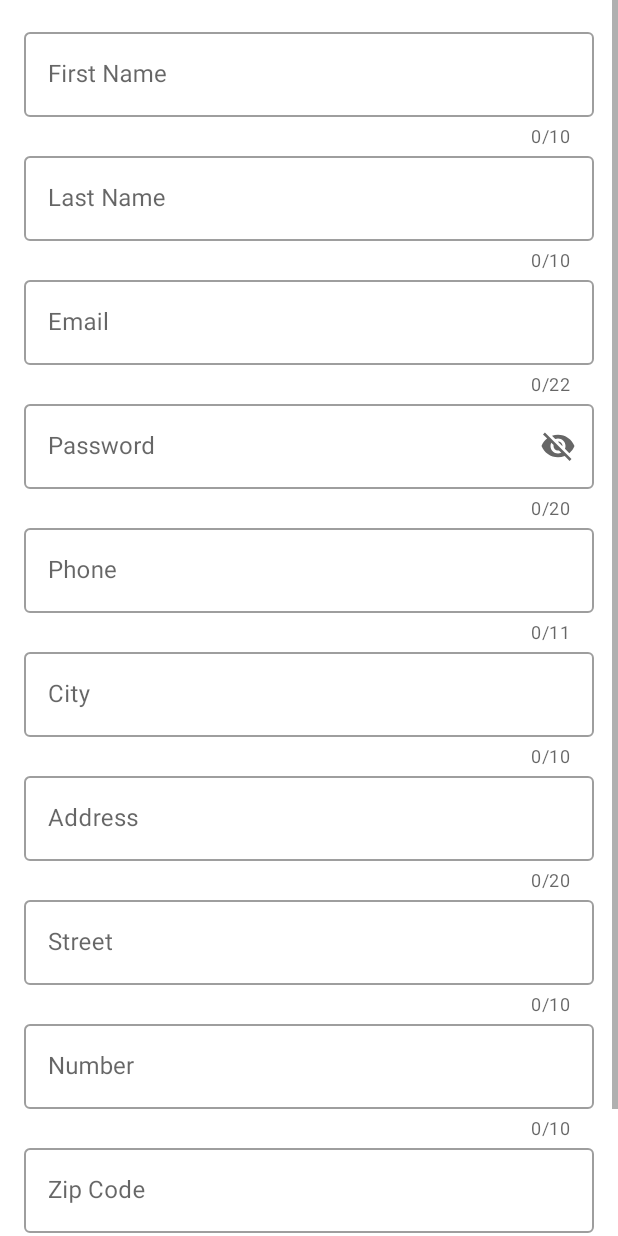
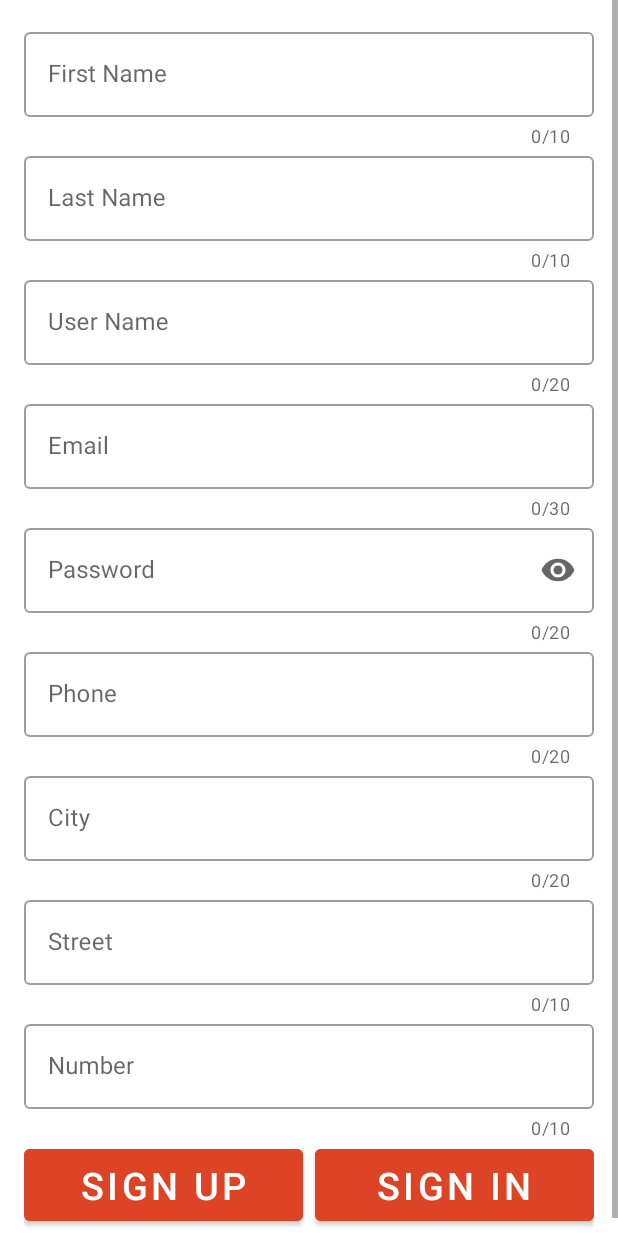
Before and after one commit to Ayaabed22/Store-Application, an Android app: the SignupFragment screen opened through its navigation route, on a phone screen of 412 x 824 dp. Run offline under Robolectric (Android 15) with nearby library versions, the phone set to English and light mode, and no system bars; our stand-ins replace data binding.

Commit message:
MAP-42 updating sign up design integration API

```diff
--- a/app/src/main/java/com/example/storeapplication/FakeStoreAPI.kt
+++ b/app/src/main/java/com/example/storeapplication/FakeStoreAPI.kt
@@ -3,7 +3,7 @@ package com.example.storeapplication
 import com.example.storeapplication.login.LoginRequest
 import com.example.storeapplication.login.LoginResponse
 import com.example.storeapplication.signUp.SignUpRequest
-import com.example.storeapplication.signUp.SignUpResponse
+import com.example.storeapplication.signUp.data.SignUpResponse
 import retrofit2.Call
 import retrofit2.http.Body
 import retrofit2.http.GET
--- /dev/null
+++ b/app/src/main/java/com/example/storeapplication/signUp/data/SignUpResponse.kt
@@ -0,0 +1,5 @@
+package com.example.storeapplication.signUp.data
+
+data class SignUpResponse(
+    var id: Int? = null
+)
--- a/app/src/main/res/layout/fragment_signup.xml
+++ b/app/src/main/res/layout/fragment_signup.xml
@@ -2,7 +2,6 @@
 <layout xmlns:android="http://schemas.android.com/apk/res/android"
     xmlns:tools="http://schemas.android.com/tools"
     xmlns:app="http://schemas.android.com/apk/res-auto">
-
     <data>
 
     </data>
@@ -10,7 +9,7 @@
     <ScrollView
         android:layout_width="match_parent"
         android:layout_height="match_parent"
-        tools:context=".SignupFragment">
+        tools:context=".signUp.ui.SignupFragment">
 
         <androidx.constraintlayout.widget.ConstraintLayout
             android:layout_width="match_parent"
@@ -19,7 +18,7 @@
 
             <com.google.android.material.textfield.TextInputLayout
                 style="@style/Widget.MaterialComponents.TextInputLayout.OutlinedBox"
-                android:id="@+id/layout"
+                android:id="@+id/firstNameLayout"
                 android:layout_width="match_parent"
                 android:layout_height="wrap_content"
                 android:hint="@string/first_name"
@@ -32,75 +31,98 @@
 
                 <com.google.android.material.textfield.TextInputEditText
                     android:id="@+id/et_first_name"
+                    android:inputType="text"
                     android:layout_width="match_parent"
                     android:layout_height="wrap_content" />
             </com.google.android.material.textfield.TextInputLayout>
 
             <com.google.android.material.textfield.TextInputLayout
                 style="@style/Widget.MaterialComponents.TextInputLayout.OutlinedBox"
-                android:id="@+id/layout2"
+                android:id="@+id/lastNameLayout"
                 android:layout_width="match_parent"
                 android:layout_height="wrap_content"
                 android:hint="@string/last_name"
                 app:endIconMode="clear_text"
                 app:counterMaxLength="10"
                 app:counterEnabled="true"
-                app:layout_constraintTop_toBottomOf="@id/layout"
+                app:layout_constraintTop_toBottomOf="@id/firstNameLayout"
+                app:layout_constraintStart_toStartOf="parent">
+
+                <com.google.android.material.textfield.TextInputEditText
+                    android:id="@+id/et_last_name"
+                    android:layout_width="match_parent"
+                    android:layout_height="wrap_content"
+                    android:inputType="text" />
+            </com.google.android.material.textfield.TextInputLayout>
+
+            <com.google.android.material.textfield.TextInputLayout
+                style="@style/Widget.MaterialComponents.TextInputLayout.OutlinedBox"
+                android:id="@+id/userNameLayout"
+                android:layout_width="match_parent"
+                android:layout_height="wrap_content"
+                android:hint="@string/user_name"
+                app:endIconMode="clear_text"
+                app:counterMaxLength="20"
+                app:counterEnabled="true"
+                app:layout_constraintTop_toBottomOf="@id/lastNameLayout"
                 app:layout_constraintStart_toStartOf="parent">
 
                 <com.google.android.material.textfield.TextInputEditText
                     android:layout_width="match_parent"
                     android:layout_height="wrap_content"
-                    android:id="@+id/et_last_name" />
+                    android:inputType="text"
+                    android:id="@+id/et_user_name" />
             </com.google.android.material.textfield.TextInputLayout>
 
             <com.google.android.material.textfield.TextInputLayout
                 style="@style/Widget.MaterialComponents.TextInputLayout.OutlinedBox"
-                android:id="@+id/layout3"
+                android:id="@+id/emailLayout"
                 android:layout_width="match_parent"
                 android:layout_height="wrap_content"
                 android:hint="@string/email"
                 app:endIconMode="clear_text"
-                app:counterMaxLength="22"
+                app:counterMaxLength="30"
                 app:counterEnabled="true"
-                app:layout_constraintTop_toBottomOf="@id/layout2"
+                app:layout_constraintTop_toBottomOf="@id/userNameLayout"
                 app:layout_constraintStart_toStartOf="parent">
 
                 <com.google.android.material.textfield.TextInputEditText
                     android:layout_width="match_parent"
                     android:layout_height="wrap_content"
+                    android:inputType="textEmailAddress"
                     android:id="@+id/et_Email" />
             </com.google.android.material.textfield.TextInputLayout>
 
             <com.google.android.material.textfield.TextInputLayout
                 style="@style/Widget.MaterialComponents.TextInputLayout.OutlinedBox"
-                android:id="@+id/layout4"
+                android:id="@+id/passwordLayout"
                 android:layout_width="match_parent"
                 android:layout_height="wrap_content"
                 android:hint="@string/password"
                 app:endIconMode="password_toggle"
                 app:counterMaxLength="20"
                 app:counterEnabled="true"
-                app:layout_constraintTop_toBottomOf="@id/layout3"
+                app:layout_constraintTop_toBottomOf="@id/emailLayout"
                 app:layout_constraintStart_toStartOf="parent">
 
                 <com.google.android.material.textfield.TextInputEditText
                     android:layout_width="match_parent"
                     android:layout_height="wrap_content"
+                    android:inputType="numberPassword"
                     android:id="@+id/et_password" />
             </com.google.android.material.textfield.TextInputLayout>
 
             <com.google.android.material.textfield.TextInputLayout
                 style="@style/Widget.MaterialComponents.TextInputLayout.OutlinedBox"
-                android:id="@+id/layout5"
+                android:id="@+id/phoneLayout"
                 android:layout_width="match_parent"
                 android:layout_height="wrap_content"
                 android:hint="@string/phone"
                 app:endIconMode="clear_text"
-                app:counterMaxLength="11"
+                app:counterMaxLength="20"
                 app:counterEnabled="true"
                 app:prefixText="+20"
-                app:layout_constraintTop_toBottomOf="@id/layout4"
+                app:layout_constraintTop_toBottomOf="@id/passwordLayout"
                 app:layout_constraintStart_toStartOf="parent">
 
                 <com.google.android.material.textfield.TextInputEditText
@@ -111,92 +133,59 @@
 
             <com.google.android.material.textfield.TextInputLayout
                 style="@style/Widget.MaterialComponents.TextInputLayout.OutlinedBox"
-                android:id="@+id/layout6"
+                android:id="@+id/cityLayout"
                 android:layout_width="match_parent"
                 android:layout_height="wrap_content"
                 android:hint="@string/city"
                 app:endIconMode="clear_text"
-                app:counterMaxLength="10"
+                app:counterMaxLength="20"
                 app:counterEnabled="true"
-                app:layout_constraintTop_toBottomOf="@id/layout5"
+                app:layout_constraintTop_toBottomOf="@id/phoneLayout"
                 app:layout_constraintStart_toStartOf="parent">
 
                 <com.google.android.material.textfield.TextInputEditText
                     android:layout_width="match_parent"
                     android:layout_height="wrap_content"
+                    android:inputType="text"
                     android:id="@+id/et_city" />
             </com.google.android.material.textfield.TextInputLayout>
 
             <com.google.android.material.textfield.TextInputLayout
                 style="@style/Widget.MaterialComponents.TextInputLayout.OutlinedBox"
-                android:id="@+id/layout8"
+                android:id="@+id/streetLayout"
                 android:layout_width="match_parent"
                 android:layout_height="wrap_content"
                 android:hint="@string/street"
                 app:endIconMode="clear_text"
                 app:counterMaxLength="10"
                 app:counterEnabled="true"
-                app:layout_constraintTop_toBottomOf="@id/layout7"
+                app:layout_constraintTop_toBottomOf="@id/cityLayout"
                 app:layout_constraintStart_toStartOf="parent">
 
                 <com.google.android.material.textfield.TextInputEditText
                     android:layout_width="match_parent"
                     android:layout_height="wrap_content"
+                    android:inputType="text"
                     android:id="@+id/et_street" />
             </com.google.android.material.textfield.TextInputLayout>
 
             <com.google.android.material.textfield.TextInputLayout
                 style="@style/Widget.MaterialComponents.TextInputLayout.OutlinedBox"
-                android:id="@+id/layout9"
+                android:id="@+id/numLayout"
                 android:layout_width="match_parent"
                 android:layout_height="wrap_content"
                 android:hint="@string/number"
                 app:endIconMode="clear_text"
                 app:counterMaxLength="10"
                 app:counterEnabled="true"
-                app:layout_constraintTop_toBottomOf="@id/layout8"
+                app:layout_constraintTop_toBottomOf="@id/streetLayout"
                 app:layout_constraintStart_toStartOf="parent">
 
                 <com.google.android.material.textfield.TextInputEditText
                     android:layout_width="match_parent"
                     android:layout_height="wrap_content"
+                    android:inputType="number"
                     android:id="@+id/et_number" />
-            </com.google.android.material.textfield.TextInputLayout>
-
-            <com.google.android.material.textfield.TextInputLayout
-                style="@style/Widget.MaterialComponents.TextInputLayout.OutlinedBox"
-                android:id="@+id/layout10"
-                android:layout_width="match_parent"
-                android:layout_height="wrap_content"
-                android:hint="@string/zip_code"
-                app:endIconMode="clear_text"
-                app:counterMaxLength="10"
-                app:counterEnabled="true"
-                app:layout_constraintTop_toBottomOf="@id/layout9"
-                app:layout_constraintStart_toStartOf="parent">
-
-                <com.google.android.material.textfield.TextInputEditText
-                    android:layout_width="match_parent"
-                    android:layout_height="wrap_content"
-                    android:id="@+id/et_zipCode" />
-            </com.google.android.material.textfield.TextInputLayout>
-
-            <com.google.android.material.textfield.TextInputLayout
-                style="@style/Widget.MaterialComponents.TextInputLayout.OutlinedBox"
-                android:id="@+id/layout7"
-                android:layout_width="match_parent"
-                android:layout_height="wrap_content"
-                android:hint="@string/address"
-                app:endIconMode="clear_text"
-                app:counterMaxLength="20"
-                app:counterEnabled="true"
-                app:layout_constraintTop_toBottomOf="@id/layout6"
-                app:layout_constraintStart_toStartOf="parent">
-
-                <com.google.android.material.textfield.TextInputEditText
-                    android:layout_width="match_parent"
-                    android:layout_height="wrap_content"
-                    android:id="@+id/et_address" />
             </com.google.android.material.textfield.TextInputLayout>
 
             <LinearLayout
@@ -204,7 +193,7 @@
                 android:layout_height="wrap_content"
                 android:weightSum="2"
                 android:orientation="horizontal"
-                app:layout_constraintTop_toBottomOf="@id/layout10"
+                app:layout_constraintTop_toBottomOf="@id/numLayout"
                 app:layout_constraintStart_toStartOf="parent"
                 app:layout_constraintEnd_toEndOf="parent">
 
--- a/app/src/main/res/navigation/nav_graph.xml
+++ b/app/src/main/res/navigation/nav_graph.xml
@@ -20,13 +20,10 @@
     </fragment>
     <fragment
         android:id="@+id/signupFragment"
-        android:name="com.example.storeapplication.SignupFragment"
+        android:name="com.example.storeapplication.signUp.ui.SignupFragment"
         android:label="fragment_signup"
-        tools:layout="@layout/fragment_signup" >
-        <action
-            android:id="@+id/action_signupFragment_to_addressMapsFragment"
-            app:destination="@id/addressMapsFragment" />
-    </fragment>
+        tools:layout="@layout/fragment_signup"/>
+
     <fragment
         android:id="@+id/homeFragment"
         android:name="com.example.storeapplication.HomeFragment"
```
Also changed, not shown: app/src/main/java/com/example/storeapplication/signUp/SignUpRequest.kt (deleted, +0 -34 lines), app/src/main/java/com/example/storeapplication/signUp/SignUpResponse.kt (deleted, +0 -11 lines), app/src/main/java/com/example/storeapplication/signUp/data/SignUpRequest.kt (added, +21 -0 lines), app/src/main/java/com/example/storeapplication/signUp/ui/SignupFragment.kt (renamed from app/src/main/java/com/example/storeapplication/SignupFragment.kt, +31 -16 lines).
